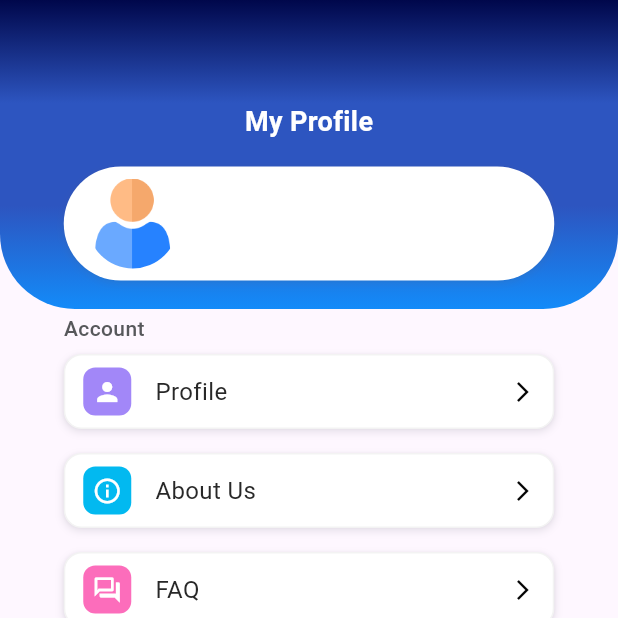
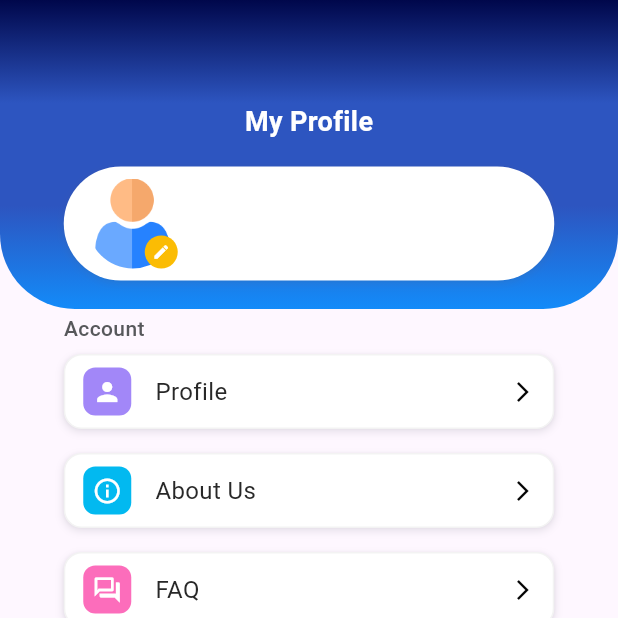
Before and after one commit to Ashutosh21jha/AmulX, a Flutter app: the Profile screen opened directly, on a phone screen of 412 x 824 dp, the top half of it. Run offline on Flutter 3.47's test engine with Material 3 defaults, Android fonts, the phone set to English and light mode, and no system bars; our stand-ins replace cloud_firestore, firebase_auth, firebase_core, firebase_storage, flutter_svg, get and 3 more; missing offline and left inert: razorpay_flutter; accounts and stored records are empty; network calls fail; Roboto replaces fonts that are missing (Epilogue).

Commit message:
minor ui changes

```diff
--- a/lib/Utils/AppColors.dart
+++ b/lib/Utils/AppColors.dart
@@ -6,4 +6,5 @@ class AppColors {
   static const Color blackbase = Color(0xFF414042);
   static const Color red = Color(0xFFDD4040);
   static const Color blacklighter = Color(0xFF929497);
+  static const Color yellow = Color(0xFFFBBC04);
 }
--- a/lib/screens/cartPage.dart
+++ b/lib/screens/cartPage.dart
@@ -33,6 +33,11 @@ class _CartPageState extends State<CartPage> {
     CartController.to.fetchCart();
     CartController.to.reloadFetchData();
     CartController.to.fetchCurrentOrder();
+  }
+  @override
+  void dispose() {
+    CartController.to.reloadFetchData();
+    super.dispose();
   }
 
   @override
--- a/lib/screens/foodPage.dart
+++ b/lib/screens/foodPage.dart
@@ -151,10 +151,12 @@ class FoodPageState extends State<FoodPage> {
     /*_showDefaultOrder();*/
     ItemController.to.fetchItems();
     reloadFetchData();
-    CartController.to.tappedList = List.filled(mergedList.length, false);
-    CartController.to.countList = List.filled(mergedList.length, 0);
+    /*CartController.to.tappedList = List.filled(mergedList.length, false);
+    CartController.to.countList = List.filled(mergedList.length, 0);*/
     selected = 0;
   }
+
+
 
   @override
   Widget build(BuildContext context) {
--- a/lib/screens/profile.dart
+++ b/lib/screens/profile.dart
@@ -1,13 +1,16 @@
+import 'package:amul/Utils/AppColors.dart';
 import 'package:amul/screens/signupPage.dart';
 import 'package:cloud_firestore/cloud_firestore.dart';
 import 'package:firebase_auth/firebase_auth.dart';
 import 'package:flutter/material.dart';
 import 'package:flutter/services.dart';
+import 'package:image_picker/image_picker.dart';
 import 'profile_screens/about.dart';
 import 'profile_screens/terms.dart';
 import 'profile_screens/privacy.dart';
 import 'profile_screens/editprofile.dart';
 import 'profile_screens/faq.dart';
+import 'dart:io';
 import 'profile_screens/profile_card.dart';
 import 'package:firebase_storage/firebase_storage.dart';
 
@@ -61,6 +64,29 @@ class _ProfileState extends State<Profile> {
     receivedata();
   }
 
+  Future<void> uploadImageToFirebase(XFile image) async {
+    File imageFile = File(image.path);
+
+    try {
+      await FirebaseStorage.instance
+          .ref('user/pp_$userId.jpg')
+          .putFile(imageFile);
+      setState(() {});
+    } on FirebaseException catch (e) {
+      print(e);
+    }
+  }
+
+  Future<void> pickImage() async {
+    final ImagePicker _picker = ImagePicker();
+    final XFile? image = await _picker.pickImage(
+        source: ImageSource.gallery, maxWidth: 500, maxHeight: 500);
+
+    if (image != null) {
+      uploadImageToFirebase(image);
+    }
+  }
+
   Future<void> receivedata() async {
     final docRef = await db.collection("User").doc(userId).get();
     Map<String, dynamic>? userData = docRef.data() as Map<String, dynamic>?;
@@ -81,7 +107,7 @@ class _ProfileState extends State<Profile> {
         yield NetworkImage(downloadURL);
       } catch (e) {
         // The file doesn't exist
-        yield AssetImage('assets/images/avatar.png');
+        yield const AssetImage('assets/images/avatar.png');
       }
       await Future.delayed(const Duration(seconds: 2));
     }
@@ -175,9 +201,20 @@ class _ProfileState extends State<Profile> {
                                                 snapshot) {
                                           if (snapshot.connectionState ==
                                               ConnectionState.waiting) {
-                                            return CircularProgressIndicator(); // Show loading spinner while waiting for data
+                                            return const SizedBox(
+                                              height: 60,
+                                              width: 60,
+                                              child: Center(
+                                                child:
+                                                    CircularProgressIndicator(
+                                                  color: AppColors.blue,
+                                                ),
+                                              ),
+                                            );
                                           } else {
-                                            return Container(
+                                            return Stack(
+                                              children: [
+                                                Container(
                                                   width: 60,
                                                   height: 60,
                                                   decoration: BoxDecoration(
@@ -187,6 +224,31 @@ class _ProfileState extends State<Profile> {
                                                       fit: BoxFit.cover,
                                                     ),
                                                   ),
+                                                ),
+                                                Positioned(
+                                                  bottom: 0,
+                                                  right: 0,
+                                                  child: Container(
+                                                    width: 22,
+                                                    height: 22,
+                                                    decoration:
+                                                        const BoxDecoration(
+                                                      shape: BoxShape.circle,
+                                                      color: AppColors.yellow,
+                                                    ),
+                                                    child: InkWell(
+                                                      onTap: () {
+                                                        pickImage();
+                                                      },
+                                                      child: const Icon(
+                                                        Icons.edit,
+                                                        color: Colors.white,
+                                                        size: 12,
+                                                      ),
+                                                    ),
+                                                  ),
+                                                ),
+                                              ],
                                             );
                                           }
                                         },
@@ -247,7 +309,7 @@ class _ProfileState extends State<Profile> {
                   ProfileCard(
                       icon: Icons.person,
                       text: "Profile",
-                      screen: EditProfile(),
+                      screen: const EditProfile(),
                       color: const Color(0xFFA287F8)),
                   const SizedBox(height: 16),
                   // ABOUT US
```
Also changed, not shown: lib/screens/profile_screens/editprofile.dart (+37 -20 lines), pubspec.lock. Lines whose indentation alone changed are shown as unchanged.
